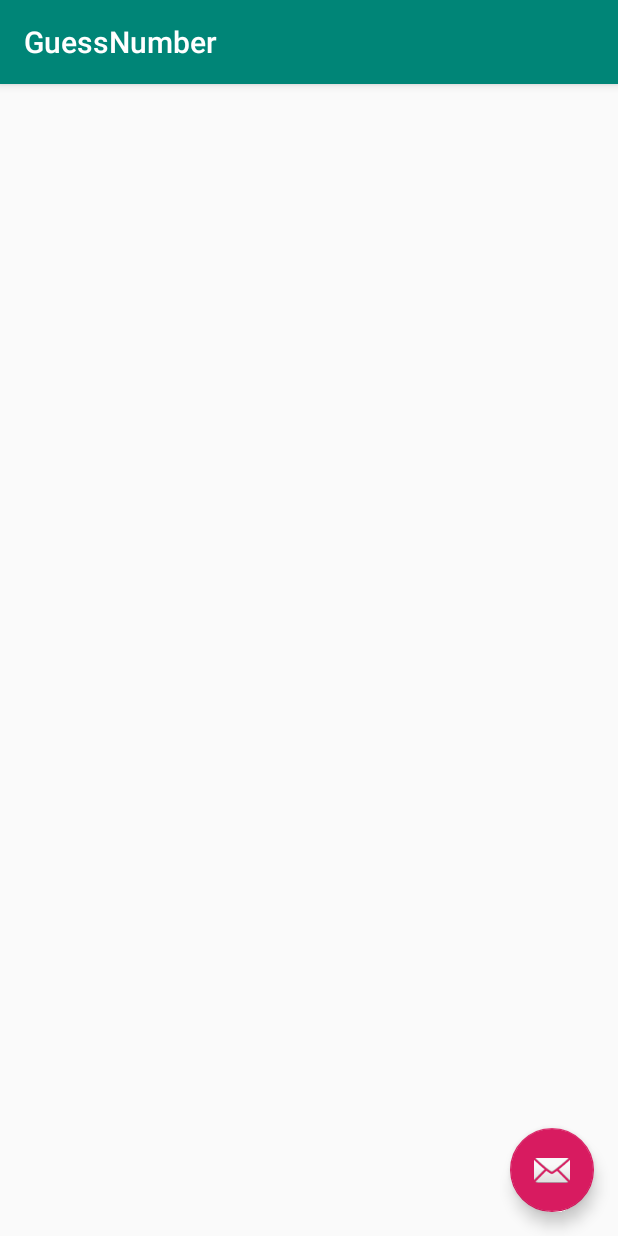
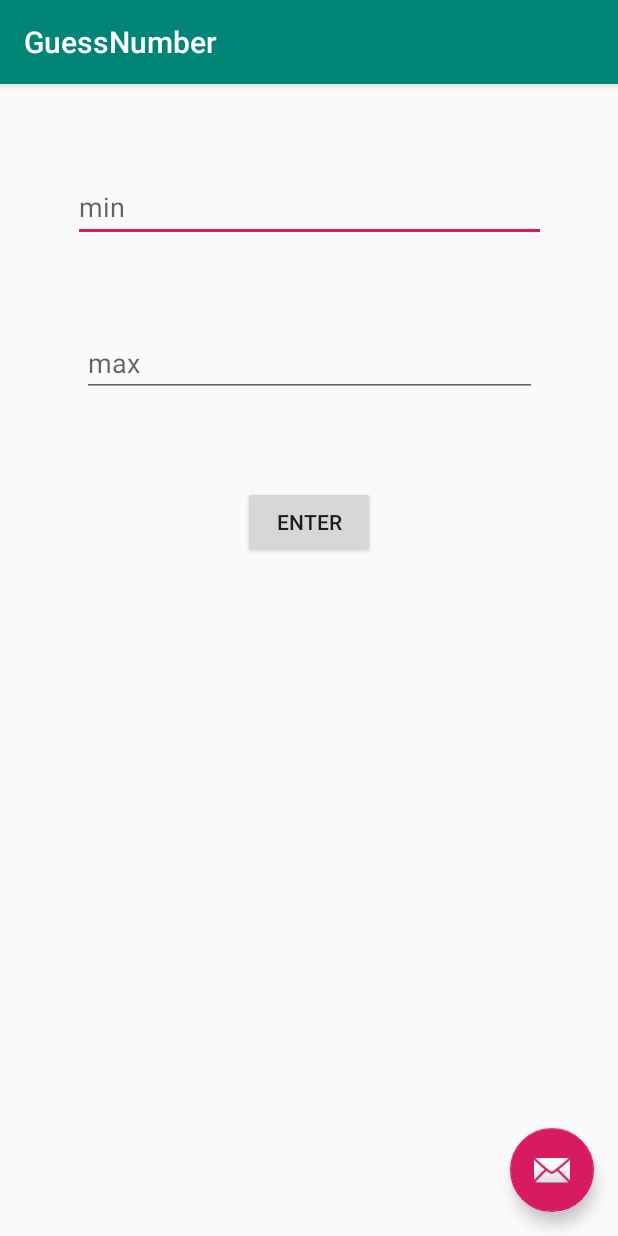
Before and after one commit to abiancu/PlayTime, an Android app: the GuessNumber screen opened directly, with no data from a screen before it, on a phone screen of 412 x 824 dp. Run offline under Robolectric (Android 15) with nearby library versions, the phone set to English and light mode, and no system bars.

Commit message:
guess a number

```diff
--- a/app/src/main/java/com/example/playtime/GuessNumber.java
+++ b/app/src/main/java/com/example/playtime/GuessNumber.java
@@ -9,8 +9,20 @@ import androidx.appcompat.app.AppCompatActivity;
 import androidx.appcompat.widget.Toolbar;
 
 import android.view.View;
+import android.widget.Button;
+import android.widget.EditText;
+import android.widget.TextView;
 
-public class GuessNumber extends AppCompatActivity {
+import java.util.Random;
+
+public class GuessNumber extends AppCompatActivity implements View.OnClickListener{
+
+    EditText et_min, et_max;
+    Button btn_Enter;
+    TextView tv_output;
+    Random rand;
+    int min, max, output;
+
 
     @Override
     protected void onCreate(Bundle savedInstanceState) {
@@ -18,6 +30,20 @@ public class GuessNumber extends AppCompatActivity {
         setContentView(R.layout.activity_guess_number);
         Toolbar toolbar = findViewById(R.id.toolbar);
         setSupportActionBar(toolbar);
+
+
+        /*Variables */
+        et_min = findViewById(R.id.et_min);
+        et_max = findViewById(R.id.et_max);
+        btn_Enter = findViewById(R.id.btnEnter);
+        tv_output = findViewById(R.id.tv_output);
+
+        /*seeding random numbers*/
+        rand = new Random();
+        btn_Enter.setOnClickListener(this);
+
+
+
 
         FloatingActionButton fab = findViewById(R.id.fab);
         fab.setOnClickListener(new View.OnClickListener() {
@@ -29,4 +55,26 @@ public class GuessNumber extends AppCompatActivity {
         });
     }
 
+    @Override
+    public void onClick(View v) {
+        /*local variables*/
+        String tempMin, tempMax;
+
+        tempMin = et_min.getText().toString();
+        tempMax = et_max.getText().toString();
+
+        if(tempMin.equals("") && !tempMax.equals("")){
+            min = Integer.parseInt(tempMin);
+            max = Integer.parseInt(tempMax);
+
+            //convert to int to check the display
+            if(max > min){
+                output = rand.nextInt((max - min) + 1) + min;
+
+                //displaying the number
+                tv_output.setText(output);
+            }
+
+        }
+    }
 }
--- a/app/src/main/java/com/example/playtime/NameCapital.java
+++ b/app/src/main/java/com/example/playtime/NameCapital.java
@@ -9,8 +9,13 @@ import androidx.appcompat.app.AppCompatActivity;
 import androidx.appcompat.widget.Toolbar;
 
 import android.view.View;
+import android.widget.Button;
+import android.widget.EditText;
+import android.widget.TextView;
 
-public class NameCapital extends AppCompatActivity {
+import java.util.Random;
+
+public class NameCapital extends AppCompatActivity{
 
     @Override
     protected void onCreate(Bundle savedInstanceState) {
@@ -18,6 +23,8 @@ public class NameCapital extends AppCompatActivity {
         setContentView(R.layout.activity_name_capital);
         Toolbar toolbar = findViewById(R.id.toolbar);
         setSupportActionBar(toolbar);
+
+
 
         FloatingActionButton fab = findViewById(R.id.fab);
         fab.setOnClickListener(new View.OnClickListener() {
@@ -27,6 +34,8 @@ public class NameCapital extends AppCompatActivity {
                         .setAction("Action", null).show();
             }
         });
+
+
     }
 
 }
--- a/app/src/main/res/layout/content_guess_number.xml
+++ b/app/src/main/res/layout/content_guess_number.xml
@@ -8,4 +8,56 @@
     tools:context=".GuessNumber"
     tools:showIn="@layout/activity_guess_number">
 
+    <Button
+        android:id="@+id/btnEnter"
+        android:layout_width="wrap_content"
+        android:layout_height="wrap_content"
+        android:layout_marginTop="221dp"
+        android:layout_marginBottom="406dp"
+        android:text="Enter"
+        app:layout_constraintBottom_toBottomOf="parent"
+        app:layout_constraintEnd_toEndOf="parent"
+        app:layout_constraintHorizontal_bias="0.5"
+        app:layout_constraintStart_toStartOf="parent"
+        app:layout_constraintTop_toTopOf="parent"
+        tools:ignore="MissingConstraints" />
+
+    <EditText
+        android:id="@+id/et_min"
+        android:layout_width="315dp"
+        android:layout_height="46dp"
+        android:ems="10"
+        android:hint="min"
+        android:inputType="numberSigned"
+        app:layout_constraintBottom_toTopOf="@+id/et_max"
+        app:layout_constraintEnd_toEndOf="parent"
+        app:layout_constraintHorizontal_bias="0.5"
+        app:layout_constraintStart_toStartOf="parent"
+        app:layout_constraintTop_toTopOf="parent" />
+
+    <EditText
+        android:id="@+id/et_max"
+        android:layout_width="303dp"
+        android:layout_height="43dp"
+        android:ems="10"
+        android:hint="max"
+        android:inputType="numberSigned"
+        app:layout_constraintBottom_toTopOf="@+id/btnEnter"
+        app:layout_constraintEnd_toEndOf="parent"
+        app:layout_constraintHorizontal_bias="0.5"
+        app:layout_constraintStart_toStartOf="parent"
+        app:layout_constraintTop_toBottomOf="@+id/et_min" />
+
+    <TextView
+        android:id="@+id/tv_output"
+        android:layout_width="wrap_content"
+        android:layout_height="wrap_content"
+        android:text=""
+        android:textSize="30sp"
+        app:layout_constraintBottom_toBottomOf="parent"
+        app:layout_constraintEnd_toEndOf="parent"
+        app:layout_constraintStart_toStartOf="parent"
+        app:layout_constraintTop_toBottomOf="@+id/btnEnter"
+        app:layout_constraintVertical_bias="0.211" />
+
 </androidx.constraintlayout.widget.ConstraintLayout>
```
